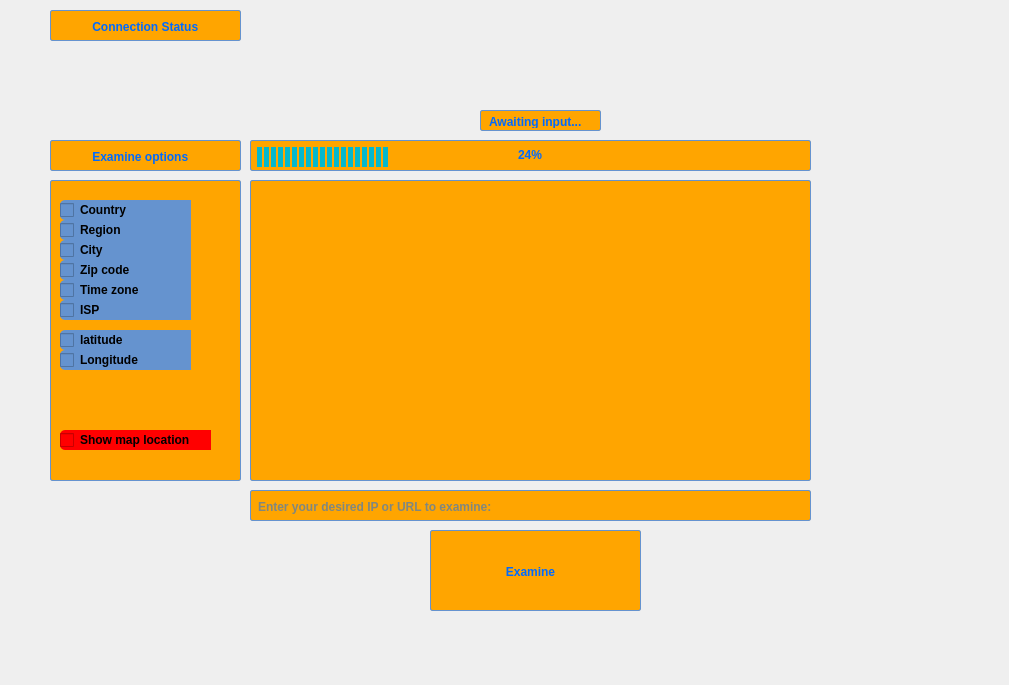
Qt form main_program/source/ui_design/main.ui (NimaBavar/NyvoNetHunter) before a commit.
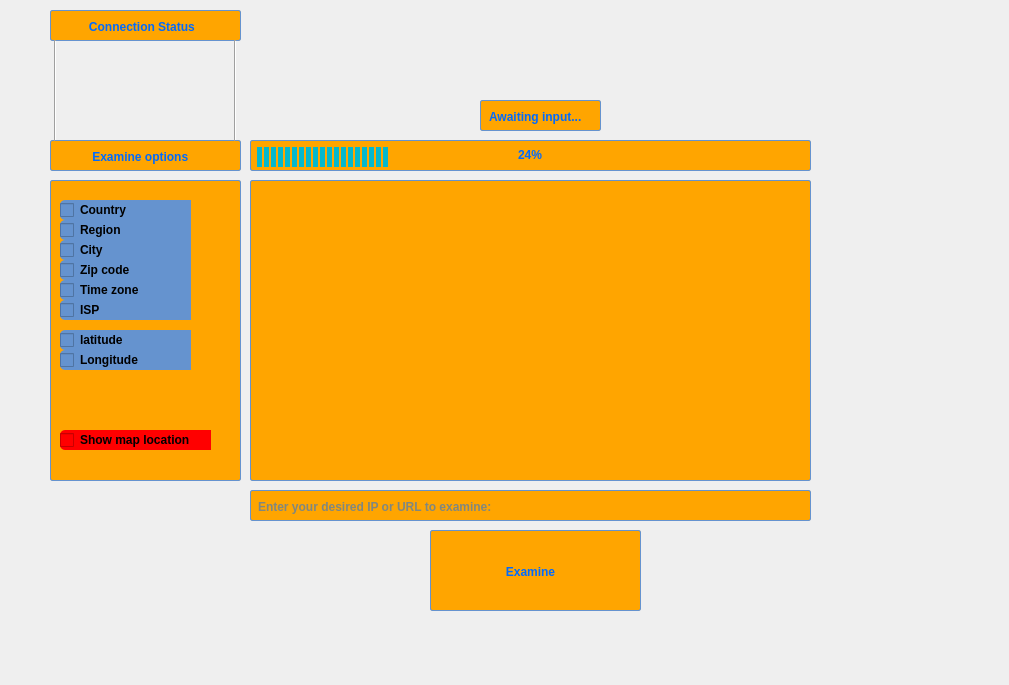
The same form after that commit. Icons and pictures are not drawn.

The edit to the form file:
```diff
--- a/main_program/source/ui_design/main.ui
+++ b/main_program/source/ui_design/main.ui
@@ -254,9 +254,9 @@
    <property name="geometry">
     <rect>
      <x>480</x>
-     <y>110</y>
+     <y>100</y>
      <width>121</width>
-     <height>21</height>
+     <height>31</height>
     </rect>
    </property>
    <property name="styleSheet">
@@ -1464,7 +1464,33 @@
 }</string>
    </property>
    <property name="text">
-    <string>          Connection Status</string>
+    <string>         Connection Status</string>
+   </property>
+  </widget>
+  <widget class="Line" name="line">
+   <property name="geometry">
+    <rect>
+     <x>200</x>
+     <y>40</y>
+     <width>71</width>
+     <height>101</height>
+    </rect>
+   </property>
+   <property name="orientation">
+    <enum>Qt::Vertical</enum>
+   </property>
+  </widget>
+  <widget class="Line" name="line_2">
+   <property name="geometry">
+    <rect>
+     <x>30</x>
+     <y>40</y>
+     <width>51</width>
+     <height>101</height>
+    </rect>
+   </property>
+   <property name="orientation">
+    <enum>Qt::Vertical</enum>
    </property>
   </widget>
  </widget>
```
Left out of the diff: 22 changed lines with no effect on the pictures.
